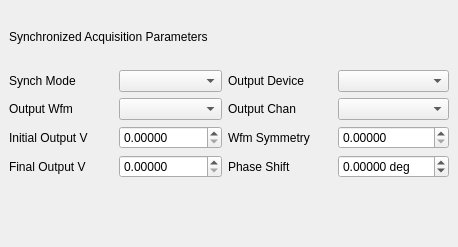
Old version of the form source/qxrdsynchronizedacquisitiondialog.ui in the repository guyjennings/qxrd.
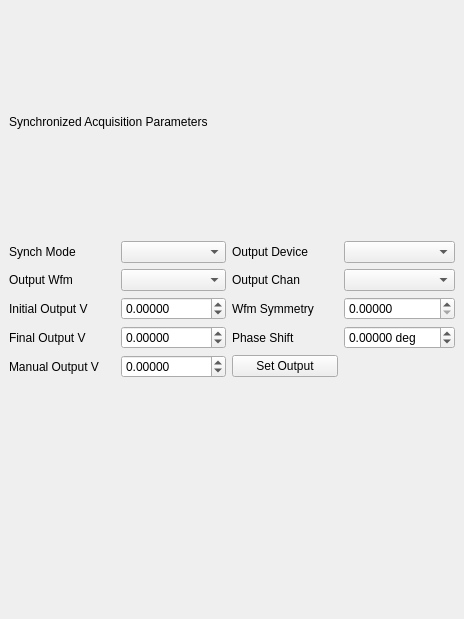
New version of the form. Custom widgets are drawn as their Qt base class.

Commit message: Added manual analog output setting option

Diff of the .ui file:
```diff
--- a/source/qxrdsynchronizedacquisitiondialog.ui
+++ b/source/qxrdsynchronizedacquisitiondialog.ui
@@ -6,8 +6,8 @@
    <rect>
     <x>0</x>
     <y>0</y>
-    <width>458</width>
-    <height>247</height>
+    <width>464</width>
+    <height>619</height>
    </rect>
   </property>
   <property name="windowTitle">
@@ -39,7 +39,7 @@
       </property>
      </widget>
     </item>
-    <item row="10" column="0" colspan="4">
+    <item row="11" column="0" colspan="4">
      <widget class="QxrdSynchronizedAcquisitionPlot" name="m_WaveformPlot"/>
     </item>
     <item row="6" column="1">
@@ -54,6 +54,9 @@
       <property name="decimals">
        <number>5</number>
       </property>
+      <property name="minimum">
+       <double>-99.000000000000000</double>
+      </property>
      </widget>
     </item>
     <item row="8" column="2">
@@ -106,6 +109,9 @@
       <property name="decimals">
        <number>5</number>
       </property>
+      <property name="minimum">
+       <double>-99.000000000000000</double>
+      </property>
      </widget>
     </item>
     <item row="6" column="3">
@@ -163,6 +169,37 @@
       </property>
      </widget>
     </item>
+    <item row="9" column="0">
+     <widget class="QLabel" name="label_10">
+      <property name="text">
+       <string>Manual Output V</string>
+      </property>
+     </widget>
+    </item>
+    <item row="9" column="1">
+     <widget class="QDoubleSpinBox" name="m_ManualOutputVolts">
+      <property name="toolTip">
+       <string>Output voltage at waveform maximum: range -10V .. 10V
+Script property: synchronization.syncAcquisitionMaximum</string>
+      </property>
+      <property name="keyboardTracking">
+       <bool>false</bool>
+      </property>
+      <property name="decimals">
+       <number>5</number>
+      </property>
+      <property name="minimum">
+       <double>-99.000000000000000</double>
+      </property>
+     </widget>
+    </item>
+    <item row="9" column="2">
+     <widget class="QPushButton" name="m_ManualOutput">
+      <property name="text">
+       <string>Set Output</string>
+      </property>
+     </widget>
+    </item>
    </layout>
   </widget>
  </widget>
```
Left out of the diff: 6 changed lines with no effect on the pictures. The commit also changes 3 other files.
